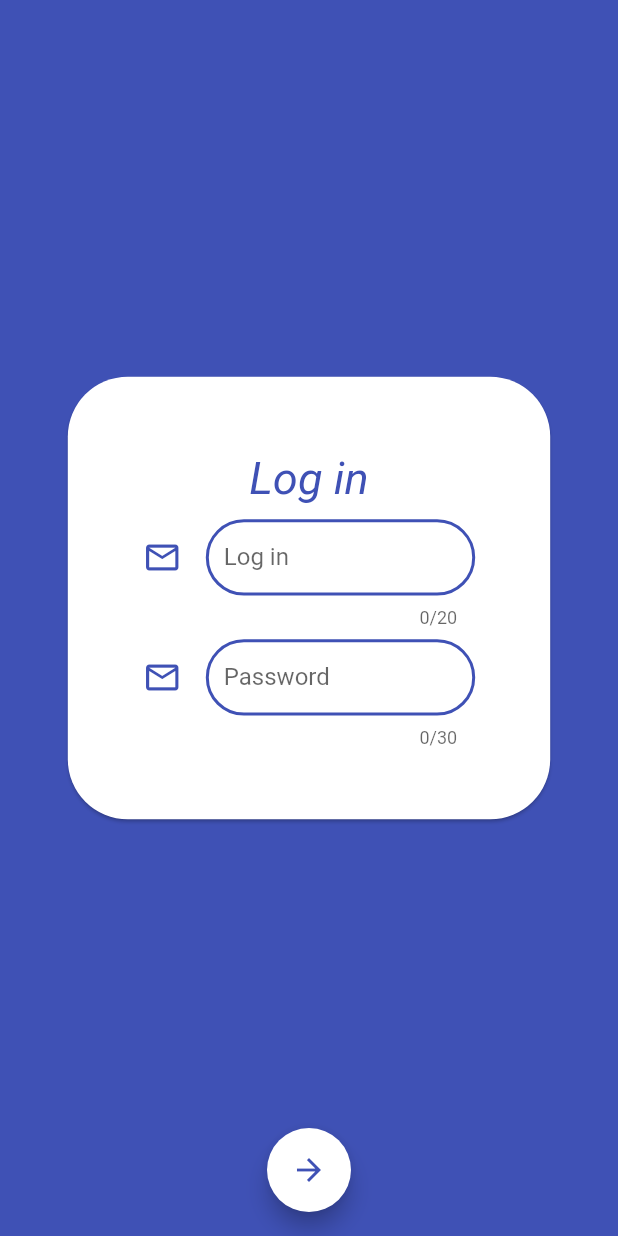
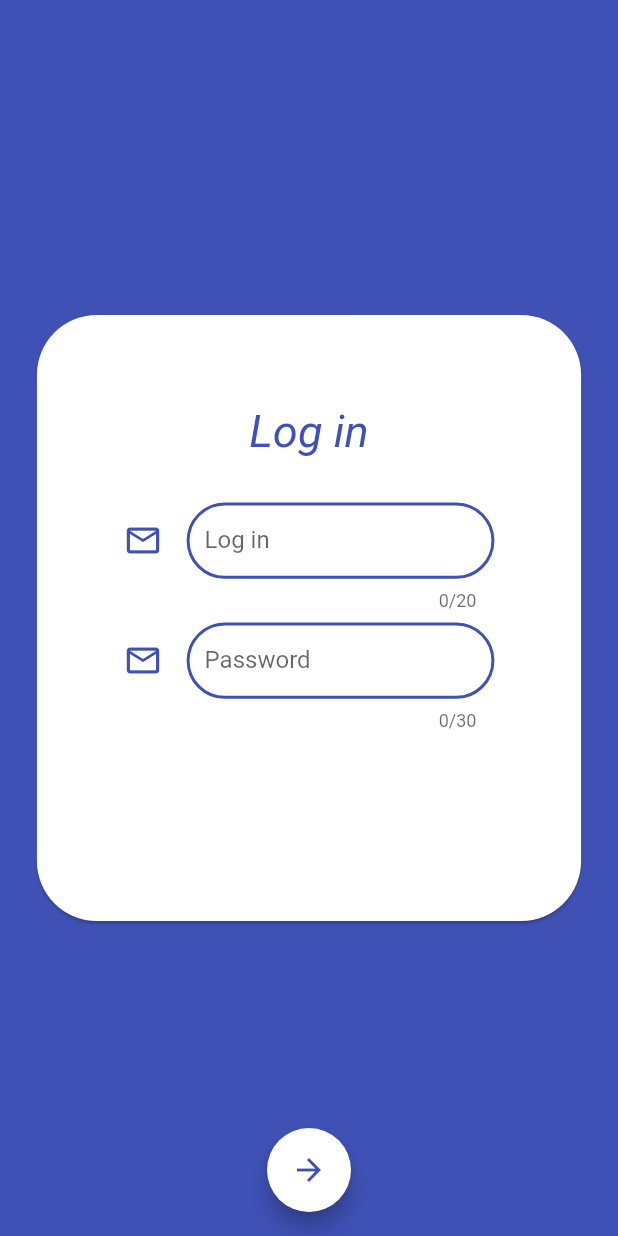
Before and after one commit to ArkadiiShatkovskyi/Flutter, a Flutter app: the screen it shows after launch, on a phone screen of 412 x 824 dp. Run offline on Flutter 3.47's test engine with Material 2 defaults, Android fonts, the phone set to English and light mode, and no system bars; our stand-ins replace ant_icons, cloud_firestore, firebase_auth, flare_flutter, gradient_app_bar, smooth_star_rating; accounts and stored records are empty.

Commit message:
Changing UI

```diff
--- a/expenses_app/lib/screens/SignInScreen.dart
+++ b/expenses_app/lib/screens/SignInScreen.dart
@@ -34,9 +34,10 @@ class _SignInScreenState extends State<SignInScreen> {
       child: Stack(
         children: <Widget>[
           Positioned(
-            top: media.size.height * .30,
-            left: media.size.width * .10,
-            right: media.size.width * .10,
+            top: media.size.height * .25,
+            left: media.size.width * .05,
+            right: media.size.width * .05,
+            bottom: media.size.height * .25,
             child: Card(
               shape: RoundedRectangleBorder(
                   borderRadius: BorderRadius.circular(40)),
@@ -44,6 +45,9 @@ class _SignInScreenState extends State<SignInScreen> {
                 margin: EdgeInsets.all(50),
                 child: Column(
                   children: <Widget>[
+                    const SizedBox(
+                      height: 10,
+                    ),
                     const Center(
                       child: Text(
                         "Log in",
@@ -52,7 +56,7 @@ class _SignInScreenState extends State<SignInScreen> {
                       ),
                     ),
                     const SizedBox(
-                      height: 10,
+                      height: 30,
                     ),
                     SizedBox(
                       width: media.size.width * .6,
```
